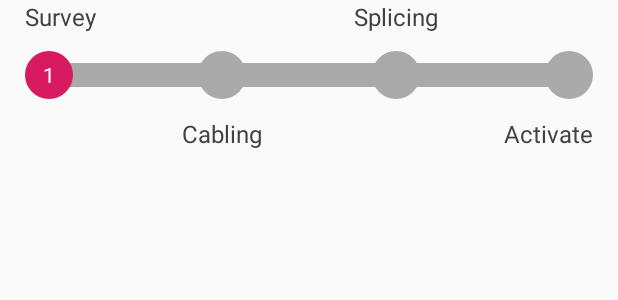
After one commit to ThanHteikAung/CustomViewCreate, an Android app: the layout view_pod_state_progress.xml on its own in the app's theme, with its tools: preview values and no code run, on a phone screen of 412 x 824 dp. The commit adds this screen. Shown: the top 300 px of the screen. Run offline under Robolectric (Android 15) with nearby library versions, the phone set to English and light mode, and no system bars; network calls fail.

```diff
--- a/app/src/main/java/com/padcmyanmar/padcx/padc_x_recyclerview_ypst/activities/MainActivity.kt
+++ b/app/src/main/java/com/padcmyanmar/padcx/padc_x_recyclerview_ypst/activities/MainActivity.kt
@@ -1,8 +1,7 @@
 package com.padcmyanmar.padcx.padc_x_recyclerview_ypst.activities
 
 import android.os.Bundle
-import android.view.View
-import androidx.lifecycle.ViewModelProviders
+import androidx.lifecycle.ViewModelProvider
 import androidx.recyclerview.widget.LinearLayoutManager
 import com.padcmyanmar.padcx.padc_x_recyclerview_ypst.R
 import com.padcmyanmar.padcx.padc_x_recyclerview_ypst.adapters.NewsListAdapter
@@ -66,7 +65,7 @@ class MainActivity : BaseActivity(), MainView {
     }
 
     private fun setUpPresenter() {
-        mPresenter = ViewModelProviders.of(this).get(MainPresenterImpl::class.java)
+        mPresenter = ViewModelProvider(this)[MainPresenterImpl::class.java]
         mPresenter.initPresenter(this)
     }
 
--- /dev/null
+++ b/app/src/main/res/drawable/shape_circle.xml
@@ -0,0 +1,5 @@
+<?xml version="1.0" encoding="utf-8"?>
+<shape android:shape="oval" xmlns:android="http://schemas.android.com/apk/res/android">
+
+    <solid android:color="@android:color/darker_gray"/>
+</shape>
--- /dev/null
+++ b/app/src/main/res/drawable/shape_circle_accent.xml
@@ -0,0 +1,5 @@
+<?xml version="1.0" encoding="utf-8"?>
+<shape android:shape="oval" xmlns:android="http://schemas.android.com/apk/res/android">
+
+    <solid android:color="@color/colorAccent"/>
+</shape>
--- /dev/null
+++ b/app/src/main/res/layout/view_pod_state_progress.xml
@@ -0,0 +1,149 @@
+<?xml version="1.0" encoding="utf-8"?>
+<com.padcmyanmar.padcx.padc_x_recyclerview_ypst.veiws.viewpods.StateProgressViewPod xmlns:android="http://schemas.android.com/apk/res/android"
+    xmlns:app="http://schemas.android.com/apk/res-auto"
+    android:layout_width="match_parent"
+    android:layout_height="wrap_content"
+    xmlns:tools="http://schemas.android.com/tools">
+
+    <androidx.appcompat.widget.AppCompatTextView
+        android:id="@+id/tvDesc1"
+        android:layout_width="wrap_content"
+        android:layout_height="wrap_content"
+        style="@style/CircleProgressbarDescriptionStyle"
+        app:layout_constraintTop_toTopOf="parent"
+        app:layout_constraintStart_toStartOf="@id/tvCircle1"
+        tools:text="Survey"/>
+
+    <androidx.appcompat.widget.AppCompatTextView
+        android:id="@+id/tvDesc3"
+        android:layout_width="wrap_content"
+        android:layout_height="wrap_content"
+        style="@style/CircleProgressbarDescriptionStyle"
+        app:layout_constraintTop_toTopOf="parent"
+        app:layout_constraintStart_toStartOf="@id/guideline3"
+        app:layout_constraintEnd_toEndOf="@id/guideline3"
+        tools:text="Splicing"/>
+
+    <androidx.appcompat.widget.AppCompatTextView
+        android:id="@+id/tvDesc2"
+        android:layout_width="wrap_content"
+        android:layout_height="wrap_content"
+        style="@style/CircleProgressbarDescriptionStyle"
+        android:layout_marginTop="@dimen/margin_card_medium_2"
+        app:layout_constraintTop_toBottomOf="@id/tvCircle1"
+        app:layout_constraintStart_toStartOf="@id/guideline2"
+        app:layout_constraintEnd_toEndOf="@id/guideline2"
+        tools:text="Cabling"/>
+
+    <androidx.appcompat.widget.AppCompatTextView
+        android:id="@+id/tvDesc4"
+        android:layout_width="wrap_content"
+        android:layout_height="wrap_content"
+        style="@style/CircleProgressbarDescriptionStyle"
+        app:layout_constraintTop_toTopOf="@id/tvDesc2"
+        app:layout_constraintEnd_toEndOf="@id/tvCircle4"
+        tools:text="Activate"/>
+
+    <View
+        android:id="@+id/view2"
+        android:layout_width="0dp"
+        android:layout_height="16dp"
+        android:background="@android:color/darker_gray"
+        app:layout_constraintEnd_toStartOf="@id/guideline2"
+        app:layout_constraintStart_toStartOf="@id/guideline1"
+        app:layout_constraintTop_toTopOf="@id/tvCircle1"
+        app:layout_constraintBottom_toBottomOf="@id/tvCircle1"/>
+
+    <View
+        android:id="@+id/view3"
+        android:layout_width="0dp"
+        android:layout_height="16dp"
+        android:background="@android:color/darker_gray"
+        app:layout_constraintEnd_toStartOf="@id/guideline3"
+        app:layout_constraintStart_toStartOf="@id/guideline2"
+        app:layout_constraintTop_toTopOf="@id/tvCircle1"
+        app:layout_constraintBottom_toBottomOf="@id/tvCircle1"/>
+
+    <View
+        android:id="@+id/view4"
+        android:layout_width="0dp"
+        android:layout_height="16dp"
+        android:background="@android:color/darker_gray"
+        app:layout_constraintEnd_toStartOf="@id/guideline4"
+        app:layout_constraintStart_toStartOf="@id/guideline3"
+        app:layout_constraintTop_toTopOf="@id/tvCircle1"
+        app:layout_constraintBottom_toBottomOf="@id/tvCircle1"/>
+
+
+    <androidx.appcompat.widget.AppCompatTextView
+        android:id="@+id/tvCircle1"
+        android:layout_width="32dp"
+        android:layout_height="32dp"
+        android:text="1"
+        style="@style/CircleProgressbarTextStyle"
+        android:layout_marginTop="@dimen/margin_card_medium_2"
+        android:background="@drawable/shape_circle_accent"
+        app:layout_constraintTop_toBottomOf="@id/tvDesc1"
+        app:layout_constraintStart_toStartOf="@id/guideline1"
+        app:layout_constraintEnd_toEndOf="@id/guideline1"/>
+
+    <androidx.appcompat.widget.AppCompatTextView
+        android:id="@+id/tvCircle2"
+        android:layout_width="32dp"
+        android:layout_height="32dp"
+        android:background="@drawable/shape_circle"
+        style="@style/CircleProgressbarTextStyle"
+        app:layout_constraintTop_toTopOf="@id/tvCircle1"
+        app:layout_constraintStart_toStartOf="@id/guideline2"
+        app:layout_constraintEnd_toEndOf="@id/guideline2"/>
+
+    <androidx.appcompat.widget.AppCompatTextView
+        android:id="@+id/tvCircle3"
+        android:layout_width="32dp"
+        android:layout_height="32dp"
+        android:background="@drawable/shape_circle"
+        style="@style/CircleProgressbarTextStyle"
+        app:layout_constraintTop_toTopOf="@id/tvCircle1"
+        app:layout_constraintStart_toStartOf="@id/guideline3"
+        app:layout_constraintEnd_toEndOf="@id/guideline3"/>
+
+    <androidx.appcompat.widget.AppCompatTextView
+        android:id="@+id/tvCircle4"
+        android:layout_width="32dp"
+        android:layout_height="32dp"
+        android:background="@drawable/shape_circle"
+        style="@style/CircleProgressbarTextStyle"
+        app:layout_constraintTop_toTopOf="@id/tvCircle1"
+        app:layout_constraintStart_toStartOf="@id/guideline4"
+        app:layout_constraintEnd_toEndOf="@id/guideline4"/>
+
+
+    <androidx.constraintlayout.widget.Guideline
+        android:id="@+id/guideline1"
+        android:layout_width="wrap_content"
+        android:layout_height="wrap_content"
+        android:orientation="vertical"
+        app:layout_constraintGuide_percent="0.08" />
+
+    <androidx.constraintlayout.widget.Guideline
+        android:id="@+id/guideline2"
+        android:layout_width="wrap_content"
+        android:layout_height="wrap_content"
+        android:orientation="vertical"
+        app:layout_constraintGuide_percent="0.36" />
+
+    <androidx.constraintlayout.widget.Guideline
+        android:id="@+id/guideline3"
+        android:layout_width="wrap_content"
+        android:layout_height="wrap_content"
+        android:orientation="vertical"
+        app:layout_constraintGuide_percent="0.64" />
+
+    <androidx.constraintlayout.widget.Guideline
+        android:id="@+id/guideline4"
+        android:layout_width="wrap_content"
+        android:layout_height="wrap_content"
+        android:orientation="vertical"
+        app:layout_constraintGuide_percent="0.92" />
+
+</com.padcmyanmar.padcx.padc_x_recyclerview_ypst.veiws.viewpods.StateProgressViewPod>
--- a/app/src/main/res/values/styles.xml
+++ b/app/src/main/res/values/styles.xml
@@ -20,4 +20,15 @@
         <item name="android:statusBarColor">@android:color/transparent</item>
     </style>
 
+    <style name="CircleProgressbarTextStyle">
+        <item name="android:gravity">center</item>
+        <item name="android:textColor">@color/color_full_white</item>
+        <item name="android:textSize">@dimen/text_regular</item>
+    </style>
+
+    <style name="CircleProgressbarDescriptionStyle">
+        <item name="android:textColor">@color/colorTextPrimary</item>
+        <item name="android:textSize">@dimen/text_regular_2x</item>
+    </style>
+
 </resources>
--- a/build.gradle
+++ b/build.gradle
@@ -8,8 +8,8 @@ buildscript {
 
     }
     dependencies {
-        classpath 'com.android.tools.build:gradle:3.5.1'
-        classpath "org.jetbrains.kotlin:kotlin-gradle-plugin:1.6.10"
+        classpath 'com.android.tools.build:gradle:7.2.2'
+        classpath "org.jetbrains.kotlin:kotlin-gradle-plugin:1.7.10"
         // NOTE: Do not place your application dependencies here; they belong
         // in the individual module build.gradle files
     }
```
Also changed, not shown: app/build.gradle (+22 -11 lines), app/src/main/AndroidManifest.xml (+4 -3 lines), app/src/main/java/com/padcmyanmar/padcx/padc_x_recyclerview_ypst/activities/CustomComponentActivity.kt (+20 -0 lines), app/src/main/java/com/padcmyanmar/padcx/padc_x_recyclerview_ypst/veiws/components/EmotionalFaceView.kt (+18 -7 lines), app/src/main/java/com/padcmyanmar/padcx/padc_x_recyclerview_ypst/veiws/viewpods/StateProgressViewPod.kt (added, +150 -0 lines), gradle/wrapper/gradle-wrapper.properties.
